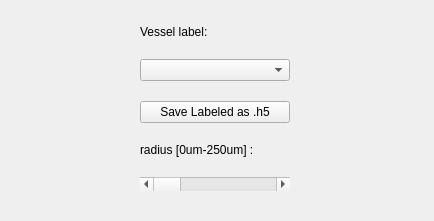
Mouse-Imaging-Centre/brain-view2, file labelProps.ui: the form before one commit.
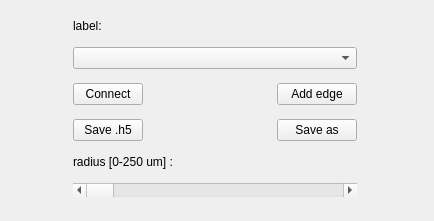
The form after the commit.

Commit message: Added the option to connect 2 edges in the vascular cylinder object, Options to 'save' or 'save as' the modified file, Option to tag the line object or the polygon object.

```diff
--- a/labelProps.ui
+++ b/labelProps.ui
@@ -28,49 +28,117 @@
    <property name="rightMargin">
     <number>4</number>
    </property>
-   <item row="5" column="0">
-    <widget class="QPushButton" name="SaveLabeledash5">
+   <item row="9" column="0">
+    <widget class="QPushButton" name="SaveLabeledh5">
      <property name="sizePolicy">
-      <sizepolicy hsizetype="Preferred" vsizetype="Fixed">
+      <sizepolicy hsizetype="Fixed" vsizetype="Fixed">
        <horstretch>0</horstretch>
        <verstretch>0</verstretch>
       </sizepolicy>
      </property>
      <property name="minimumSize">
       <size>
-       <width>150</width>
+       <width>70</width>
        <height>0</height>
       </size>
      </property>
-     <property name="text">
-      <string>Save Labeled as .h5</string>
-     </property>
-    </widget>
-   </item>
-   <item row="6" column="0">
-    <widget class="QLabel" name="radius">
-     <property name="sizePolicy">
-      <sizepolicy hsizetype="Fixed" vsizetype="Fixed">
-       <horstretch>0</horstretch>
-       <verstretch>0</verstretch>
-      </sizepolicy>
-     </property>
      <property name="maximumSize">
       <size>
-       <width>150</width>
+       <width>70</width>
        <height>16777215</height>
       </size>
      </property>
      <property name="text">
-      <string>radius [0um-250um] :</string>
+      <string>Save .h5</string>
      </property>
     </widget>
    </item>
    <item row="7" column="0">
+    <widget class="QPushButton" name="ConnectEdges">
+     <property name="sizePolicy">
+      <sizepolicy hsizetype="Preferred" vsizetype="Fixed">
+       <horstretch>50</horstretch>
+       <verstretch>0</verstretch>
+      </sizepolicy>
+     </property>
+     <property name="minimumSize">
+      <size>
+       <width>70</width>
+       <height>0</height>
+      </size>
+     </property>
+     <property name="maximumSize">
+      <size>
+       <width>70</width>
+       <height>16777215</height>
+      </size>
+     </property>
+     <property name="text">
+      <string>Connect</string>
+     </property>
+    </widget>
+   </item>
+   <item row="5" column="0">
+    <widget class="QLabel" name="label">
+     <property name="sizePolicy">
+      <sizepolicy hsizetype="Fixed" vsizetype="Fixed">
+       <horstretch>0</horstretch>
+       <verstretch>0</verstretch>
+      </sizepolicy>
+     </property>
+     <property name="minimumSize">
+      <size>
+       <width>40</width>
+       <height>0</height>
+      </size>
+     </property>
+     <property name="maximumSize">
+      <size>
+       <width>40</width>
+       <height>16777215</height>
+      </size>
+     </property>
+     <property name="text">
+      <string>label:</string>
+     </property>
+    </widget>
+   </item>
+   <item row="9" column="1">
+    <widget class="QPushButton" name="Saveash5">
+     <property name="sizePolicy">
+      <sizepolicy hsizetype="Preferred" vsizetype="Fixed">
+       <horstretch>0</horstretch>
+       <verstretch>0</verstretch>
+      </sizepolicy>
+     </property>
+     <property name="minimumSize">
+      <size>
+       <width>80</width>
+       <height>0</height>
+      </size>
+     </property>
+     <property name="maximumSize">
+      <size>
+       <width>80</width>
+       <height>16777215</height>
+      </size>
+     </property>
+     <property name="text">
+      <string>Save as</string>
+     </property>
+    </widget>
+   </item>
+   <item row="11" column="0" colspan="2">
     <widget class="QScrollBar" name="radiusSlider">
+     <property name="sizePolicy">
+      <sizepolicy hsizetype="Preferred" vsizetype="Fixed">
+       <horstretch>0</horstretch>
+       <verstretch>0</verstretch>
+      </sizepolicy>
+     </property>
      <property name="minimumSize">
       <size>
-       <width>0</width>
+       <width>150</width>
        <height>0</height>
       </size>
      </property>
@@ -91,7 +159,32 @@
      </property>
     </widget>
    </item>
-   <item row="1" column="0">
+   <item row="10" column="0">
+    <widget class="QLabel" name="radius">
+     <property name="sizePolicy">
+      <sizepolicy hsizetype="Preferred" vsizetype="Fixed">
+       <horstretch>0</horstretch>
+       <verstretch>0</verstretch>
+      </sizepolicy>
+     </property>
+     <property name="minimumSize">
+      <size>
+       <width>125</width>
+       <height>0</height>
+      </size>
+     </property>
+     <property name="maximumSize">
+      <size>
+       <width>125</width>
+       <height>16777215</height>
+      </size>
+     </property>
+     <property name="text">
+      <string>radius [0-250 um] :</string>
+     </property>
+    </widget>
+   </item>
+   <item row="6" column="0" colspan="2">
     <widget class="QComboBox" name="LabelVessel">
      <property name="minimumSize">
       <size>
@@ -104,16 +197,28 @@
      </property>
     </widget>
    </item>
-   <item row="0" column="0">
-    <widget class="QLabel" name="label">
+   <item row="7" column="1">
+    <widget class="QPushButton" name="AddEdge">
      <property name="sizePolicy">
       <sizepolicy hsizetype="Fixed" vsizetype="Fixed">
-       <horstretch>0</horstretch>
+       <horstretch>100</horstretch>
        <verstretch>0</verstretch>
       </sizepolicy>
      </property>
+     <property name="minimumSize">
+      <size>
+       <width>80</width>
+       <height>0</height>
+      </size>
+     </property>
+     <property name="maximumSize">
+      <size>
+       <width>80</width>
+       <height>16777215</height>
+      </size>
+     </property>
      <property name="text">
-      <string>Vessel label:</string>
+      <string>Add edge</string>
      </property>
     </widget>
    </item>
```
The commit also changes 21 other files.
